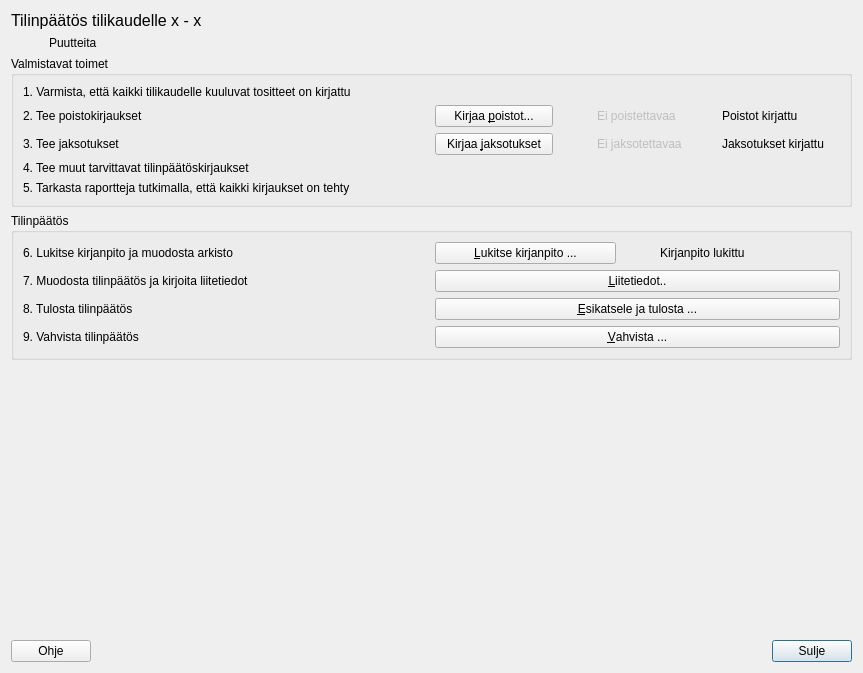
artoh/kitupiikki, file kitupiikki/arkisto/tilinpaattaja.ui: the form before one commit.
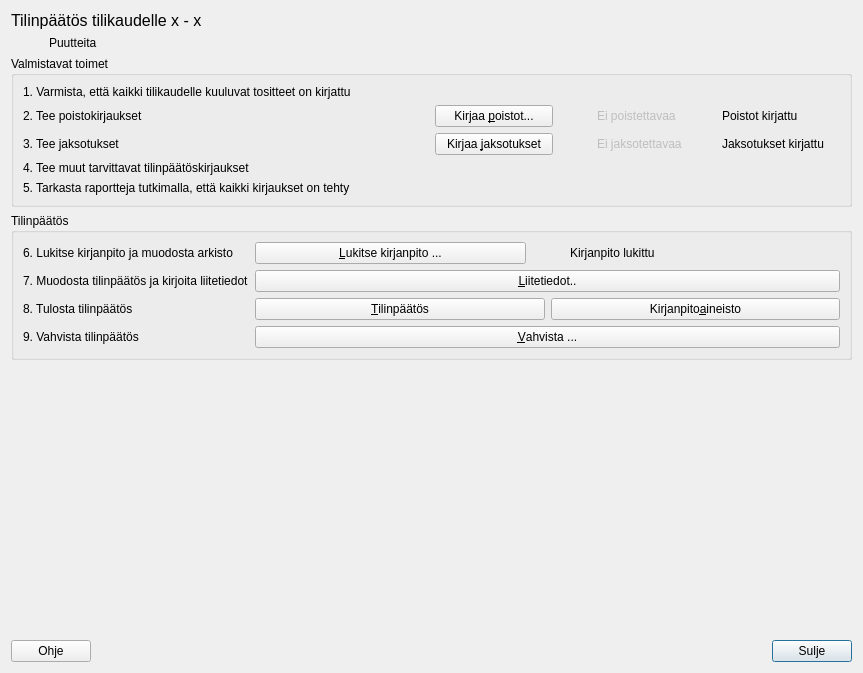
The form after the commit. Icons and pictures are not drawn.

Patch:
```diff
--- a/kitupiikki/arkisto/tilinpaattaja.ui
+++ b/kitupiikki/arkisto/tilinpaattaja.ui
@@ -211,7 +211,7 @@
      <property name="title">
       <string>Tilinpäätös</string>
      </property>
-     <layout class="QGridLayout" name="gridLayout_2">
+     <layout class="QFormLayout" name="formLayout">
       <item row="0" column="0">
        <widget class="QLabel" name="label_5">
         <property name="text">
@@ -289,9 +289,11 @@
        </widget>
       </item>
       <item row="2" column="1">
+       <layout class="QHBoxLayout" name="horizontalLayout_6">
+        <item>
        <widget class="QPushButton" name="tulostaNappi">
         <property name="text">
-         <string>&amp;Esikatsele ja tulosta ...</string>
+           <string>&amp;Tilinpäätös</string>
         </property>
         <property name="icon">
          <iconset resource="../pic/pic.qrc">
@@ -301,6 +303,19 @@
          <bool>false</bool>
         </property>
        </widget>
+        </item>
+        <item>
+         <widget class="QPushButton" name="mappiNappi">
+          <property name="text">
+           <string>Kirjanpito&amp;aineisto</string>
+          </property>
+          <property name="icon">
+           <iconset resource="../pic/pic.qrc">
+            <normaloff>:/pic/arkisto64.png</normaloff>:/pic/arkisto64.png</iconset>
+          </property>
+         </widget>
+        </item>
+       </layout>
       </item>
       <item row="3" column="0">
        <widget class="QLabel" name="label_8">
```
Lines whose indentation alone changed are shown as unchanged.
